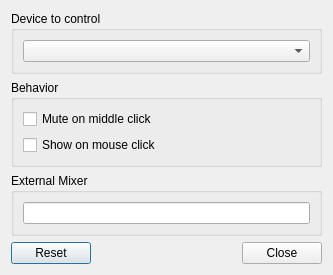
The window that plugin-volume/razorvolumeconfiguration.ui (lxqt/lxqt-panel) describes before a commit, drawn with Qt 5.
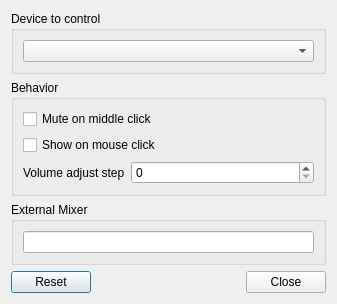
The same window after the commit.

Commit message: panel-volume: Add volume adjust step - settings has now an item to adjust volume step - inc/dec volume on AudioDevice is remove as it depends on the settings step

```diff
--- a/plugin-volume/razorvolumeconfiguration.ui
+++ b/plugin-volume/razorvolumeconfiguration.ui
@@ -6,8 +6,8 @@
    <rect>
     <x>0</x>
     <y>0</y>
-    <width>333</width>
-    <height>259</height>
+    <width>337</width>
+    <height>272</height>
    </rect>
   </property>
   <property name="windowTitle">
@@ -46,6 +46,26 @@
         </property>
        </widget>
       </item>
+      <item>
+       <layout class="QHBoxLayout" name="horizontalLayout">
+        <item>
+         <widget class="QLabel" name="label">
+          <property name="sizePolicy">
+           <sizepolicy hsizetype="Maximum" vsizetype="Preferred">
+            <horstretch>0</horstretch>
+            <verstretch>0</verstretch>
+           </sizepolicy>
+          </property>
+          <property name="text">
+           <string>Volume adjust step</string>
+          </property>
+         </widget>
+        </item>
+        <item>
+         <widget class="QSpinBox" name="stepSpinBox"/>
+        </item>
+       </layout>
+      </item>
      </layout>
     </widget>
    </item>
```
The commit also changes 6 other files.
